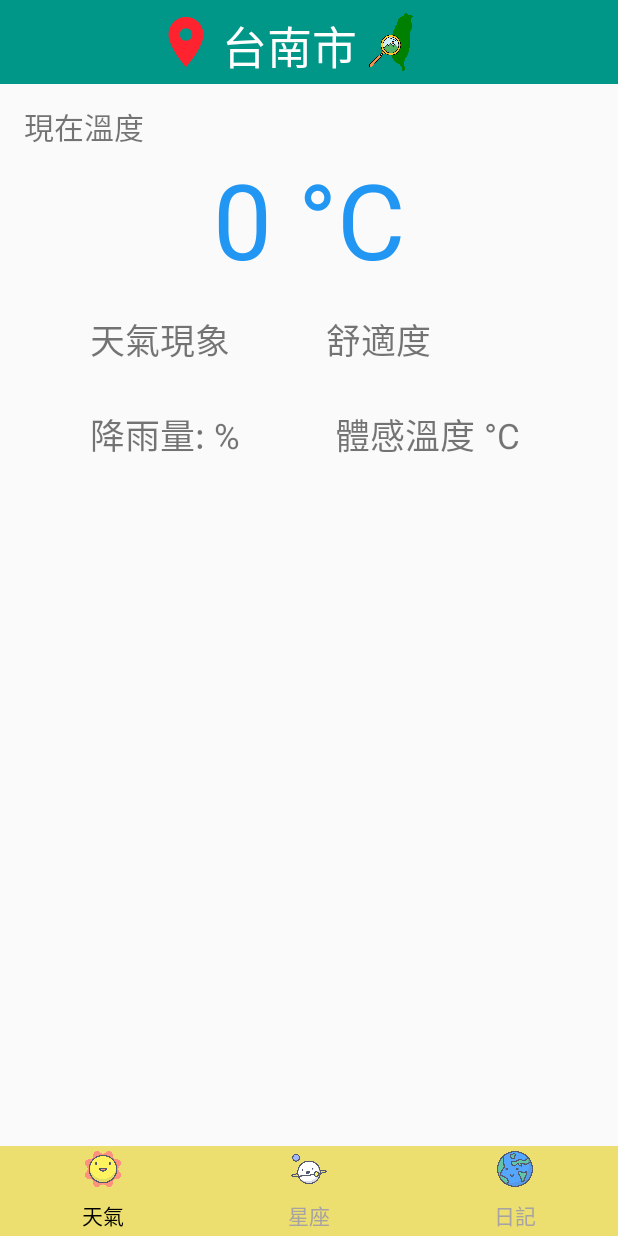
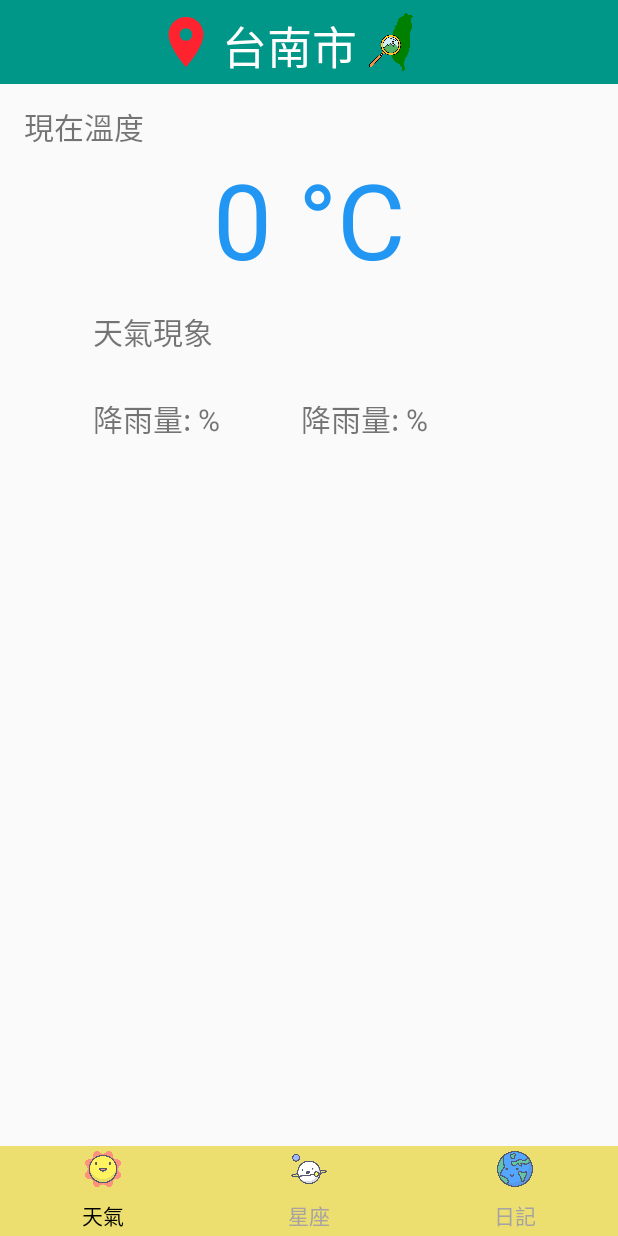
Before and after one commit to pehgy5342/Today, an Android app: the screen it shows after launch (MainActivity), on a phone screen of 412 x 824 dp. Run offline under Robolectric (Android 15) with nearby library versions, the phone set to English and light mode, and no system bars; pictures from the network do not load.

Commit message:
完成intent

```diff
--- a/app/build.gradle
+++ b/app/build.gradle
@@ -27,12 +27,12 @@ android {
 dependencies {
     implementation fileTree(include: ['*.jar'], dir: 'libs')
     implementation "org.jetbrains.kotlin:kotlin-stdlib-jdk7:$kotlin_version"
-    implementation 'androidx.appcompat:appcompat:1.1.0-alpha03'
+    implementation 'androidx.appcompat:appcompat:1.1.0-alpha04'
     implementation 'androidx.constraintlayout:constraintlayout:1.1.3'
     implementation 'androidx.legacy:legacy-support-v4:1.0.0'
     testImplementation 'junit:junit:4.12'
-    androidTestImplementation 'androidx.test:runner:1.1.2-alpha02'
-    androidTestImplementation 'androidx.test.espresso:espresso-core:3.2.0-alpha02'
+    androidTestImplementation 'androidx.test:runner:1.2.0-alpha04'
+    androidTestImplementation 'androidx.test.espresso:espresso-core:3.2.0-alpha04'
 
     //design androidx
     implementation 'com.google.android.material:material:1.1.0-alpha05'
--- a/app/src/main/java/com/example/today/MainActivity.kt
+++ b/app/src/main/java/com/example/today/activity/MainActivity.kt
@@ -1,14 +1,14 @@
-package com.example.today
+package com.example.today.activity
 
 import android.os.Bundle
 import androidx.appcompat.app.AppCompatActivity
 import com.bumptech.glide.Glide
+import com.example.today.R
 import com.example.today.adapter.MyViewPagerAdapter
 import com.example.today.fragment.FragmentConstellation
 import com.example.today.fragment.FragmentEarthquake
 import com.example.today.fragment.FragmentWeather
 import com.example.today.okhttp.Constellation
-import com.example.today.okhttp.WeatherToday
 import kotlinx.android.synthetic.main.activity_main.*
 import kotlinx.android.synthetic.main.fragment_weather.*
 
@@ -29,11 +29,10 @@ class MainActivity : AppCompatActivity() {
 
 
         getJsonWeather()
-//        getJsonConstellationName()
 
-//        constellation.connect()
         initView()
         fragmentWea.connect()
+        fragmentCon.connect()
     }
 //
 //    override fun onResume() {
@@ -72,6 +71,8 @@ class MainActivity : AppCompatActivity() {
 
 
                 when (it[0].Wx) {
+                    "晴" ->
+                        Glide.with(this).load(R.drawable.sun).into(iv_Wx)
                     "晴時多雲" ->
                         Glide.with(this).load(R.drawable.sun_cloudy).into(iv_Wx)
                     "多雲" ->
@@ -116,16 +117,7 @@ class MainActivity : AppCompatActivity() {
     }
 
 
-//    fun getJsonConstellationName() {
-//        constellation.constellationList = {
-//            runOnUiThread {
-//                //                tv_conName.text = it[0]
-//
-//            }
-//        }
-//
-//
-//    }
+
 
     fun initView() {
 
@@ -144,7 +136,11 @@ class MainActivity : AppCompatActivity() {
 
     fun setTabIcon() {
 
-        val tabIcon: IntArray = intArrayOf(R.drawable.sun, R.drawable.planets, R.drawable.earth)
+        val tabIcon: IntArray = intArrayOf(
+            R.drawable.sun,
+            R.drawable.planets,
+            R.drawable.earth
+        )
 
         tabLayout.getTabAt(0)!!.setIcon(tabIcon[0])
         tabLayout.getTabAt(1)!!.setIcon(tabIcon[1])
--- a/app/src/main/java/com/example/today/adapter/ConstellationAdapter.kt
+++ b/app/src/main/java/com/example/today/adapter/ConstellationAdapter.kt
@@ -1,15 +1,18 @@
 package com.example.today.adapter
 
+import android.content.Intent
 import android.view.LayoutInflater
 import android.view.View
 import android.view.ViewGroup
 import androidx.recyclerview.widget.RecyclerView
 import com.bumptech.glide.Glide
 import com.example.today.R
+import com.example.today.activity.ConstellationActivity
 import com.example.today.mydata.ConstellationData
 import kotlinx.android.synthetic.main.constellation_home_item.view.*
 
-class ConstellationAdapter : RecyclerView.Adapter<ConstellationAdapter.CustomHolder>() {
+class ConstellationAdapter(var list: ArrayList<ConstellationData.Data>) :
+    RecyclerView.Adapter<ConstellationAdapter.CustomHolder>() {
 
     val conList =
         arrayListOf(
@@ -36,6 +39,21 @@ class ConstellationAdapter : RecyclerView.Adapter<ConstellationAdapter.CustomHol
 
     override fun onBindViewHolder(holder: CustomHolder, position: Int) {
         holder.bind(conList[position])
+        holder.conItem.setOnClickListener {
+            val intent = Intent(it.context, ConstellationActivity::class.java)
+
+            val conName = conList[position].name
+            list.forEach {
+                if (it.name == conName) {
+                    intent.putExtra("Info", list)
+
+
+                }
+
+            }
+
+            it.context.startActivity(intent)
+        }
 
     }
 
@@ -44,6 +62,7 @@ class ConstellationAdapter : RecyclerView.Adapter<ConstellationAdapter.CustomHol
 
         val conImage = itemView.iv_constellation
         val conTitle = itemView.tv_constellation
+        val conItem = itemView.con_conItem
 
         fun bind(con: ConstellationData.Item) {
 
--- a/app/src/main/java/com/example/today/fragment/FragmentConstellation.kt
+++ b/app/src/main/java/com/example/today/fragment/FragmentConstellation.kt
@@ -2,6 +2,7 @@ package com.example.today.fragment
 
 
 import android.os.Bundle
+import android.util.Log
 import android.view.LayoutInflater
 import android.view.View
 import android.view.ViewGroup
@@ -10,17 +11,21 @@ import androidx.recyclerview.widget.GridLayoutManager
 import androidx.recyclerview.widget.RecyclerView
 import com.example.today.R
 import com.example.today.adapter.ConstellationAdapter
+import com.example.today.mydata.API
+import com.example.today.mydata.ConstellationData
+import com.google.gson.Gson
+import com.google.gson.reflect.TypeToken
+import okhttp3.*
+import org.json.JSONArray
+import java.io.IOException
 
-// TODO: Rename parameter arguments, choose names that match
-// the fragment initialization parameters, e.g. ARG_ITEM_NUMBER
-private const val ARG_PARAM1 = "param1"
-private const val ARG_PARAM2 = "param2"
 
-/**
- * A simple [Fragment] subclass.
- *
- */
 class FragmentConstellation : Fragment() {
+
+    inline fun <reified T> Gson.fromJson(json: String) = this.fromJson<T>(json, object : TypeToken<T>() {}.type)
+
+    //    var constellationList: ((ArrayList<String>) -> Unit)? = null
+    var constellationList = ArrayList<ConstellationData.Data>()
 
     override fun onCreateView(inflater: LayoutInflater, container: ViewGroup?, savedInstanceState: Bundle?): View? {
         // Inflate the layout for this fragment
@@ -31,13 +36,69 @@ class FragmentConstellation : Fragment() {
     }
 
 
-
-
     fun conView(view: View) {
         val recyclerView = view.findViewById<RecyclerView>(R.id.rv_constellation)
-        val conAdapter = ConstellationAdapter()
-        recyclerView.layoutManager = GridLayoutManager(context, 3)!!
+        val conAdapter = ConstellationAdapter(list = constellationList)
+        recyclerView.layoutManager = GridLayoutManager(context, 3) as RecyclerView.LayoutManager
         recyclerView.adapter = conAdapter
     }
 
+    fun connect() {
+        val api = API()
+        val url = api.ConstellationAPI
+
+        val client = OkHttpClient()
+
+        val request = Request.Builder()
+            .url(url)
+            .build()
+
+
+
+        client.newCall(request).enqueue(object : Callback {
+            override fun onFailure(call: Call, e: IOException) {
+
+                Log.d("msg from Constellation", "Fail from Constellation")
+
+            }
+
+            override fun onResponse(call: Call, response: Response) {
+
+
+                val responseStr = response.body()!!.string()
+                println("6666666666666666$responseStr")
+                var myResponse = JSONArray(responseStr)
+                println("mmmmmmmmmmmmmmmmmmmmmm$myResponse")
+
+                constellationList = Gson().fromJson<ArrayList<ConstellationData.Data>>(responseStr)
+                println("5555555$constellationList")
+
+//                for (i in 0 until dataList.size){
+//
+//
+//                    constellationList.add(ConstellationData.Data())
+//                }
+
+
+//                for (i in 0 until myResponse.length()) {
+//                    val name = myResponse.getJSONObject(i).getString("name")
+//                    val todayWord = myResponse.getJSONObject(i).getString("TODAY_WORD")
+//                    val luckyNumeral = myResponse.getJSONObject(i).getString("LUCKY_NUMERAL")
+//                    val luckyColor = myResponse.getJSONObject(i).getString("LUCKY_COLOR")
+//
+//                    println("nnnnnnnnnnn$name")
+//
+//                    constellationList.add(ConstellationData.Data(name, todayWord, luckyNumeral,luckyColor))
+//                }
+//                println("cccccccc$constellationList")
+
+//                constellationList!!.invoke(constellationNameList)
+            }
+
+
+        })
+
+
+    }
+
 }
--- a/app/src/main/java/com/example/today/fragment/FragmentEarthquake.kt
+++ b/app/src/main/java/com/example/today/fragment/FragmentDaily.kt
@@ -25,7 +25,7 @@ class FragmentEarthquake : Fragment() {
         savedInstanceState: Bundle?
     ): View? {
         // Inflate the layout for this fragment
-        return inflater.inflate(R.layout.fragment_earthquake, container, false)
+        return inflater.inflate(R.layout.fragment_daily, container, false)
     }
 
 
--- a/app/src/main/res/layout/activity_main.xml
+++ b/app/src/main/res/layout/activity_main.xml
@@ -5,7 +5,7 @@
         xmlns:app="http://schemas.android.com/apk/res-auto"
         android:layout_width="match_parent"
         android:layout_height="match_parent"
-        tools:context="com.example.today.MainActivity">
+        tools:context="com.example.today.activity.MainActivity">
 
 
 
--- a/app/src/main/res/layout/constellation_home_item.xml
+++ b/app/src/main/res/layout/constellation_home_item.xml
@@ -3,6 +3,7 @@
         xmlns:android="http://schemas.android.com/apk/res/android"
         xmlns:app="http://schemas.android.com/apk/res-auto"
         android:orientation="vertical"
+        android:id="@+id/con_conItem"
         android:layout_width="wrap_content"
         android:layout_height="wrap_content"
         app:cardCornerRadius="28dp">
--- a/app/src/main/res/layout/fragment_weather.xml
+++ b/app/src/main/res/layout/fragment_weather.xml
@@ -36,8 +36,8 @@
 
         <TextView
                 android:id="@+id/tv_cityName"
-                android:text="台南市"
-                android:textSize="30dp"
+                android:text="@string/cityName"
+                android:textSize="30sp"
                 android:textColor="#FFFFFF"
                 android:layout_width="wrap_content"
                 android:layout_height="wrap_content"
@@ -47,8 +47,8 @@
 
         <TextView
                 android:id="@+id/nowWeather"
-                android:text="現在溫度"
-                android:textSize="20dp"
+                android:text="@string/temp"
+                android:textSize="20sp"
                 android:layout_width="wrap_content"
                 android:layout_height="wrap_content"
                 android:layout_marginTop="13dp"
@@ -57,8 +57,8 @@
 
         <TextView
                 android:id="@+id/tv_T"
-                android:text="0 °C"
-                android:textSize="70dp"
+                android:text="@string/T"
+                android:textSize="70sp"
                 android:textColor="#2196F3"
                 android:layout_width="wrap_content"
                 android:layout_height="wrap_content"
@@ -72,21 +72,20 @@
                 android:layout_height="30dp"
                 app:layout_constraintStart_toStartOf="parent"
                 app:layout_constraintEnd_toStartOf="@+id/tv_Wx"
-                android:layout_marginEnd="6dp"
+                android:layout_marginEnd="8dp"
                 app:layout_constraintBottom_toBottomOf="@+id/tv_Wx"
-                android:layout_marginStart="16dp"/>
+                android:layout_marginStart="24dp"/>
 
 
         <TextView
                 android:id="@+id/tv_Wx"
-                android:text="天氣現象"
-                android:textSize="23dp"
+                android:text="@string/Wx"
+                android:textSize="20sp"
                 android:layout_width="wrap_content"
                 android:layout_height="wrap_content"
                 app:layout_constraintStart_toEndOf="@+id/iv_Wx"
-                android:layout_marginStart="8dp"
                 app:layout_constraintBottom_toBottomOf="@+id/iv_CI" app:layout_constraintEnd_toStartOf="@+id/iv_CI"
-                android:layout_marginEnd="10dp"/>
+                android:layout_marginEnd="8dp"/>
 
 
         <ImageView
@@ -96,35 +95,34 @@
                 app:layout_constraintStart_toStartOf="parent"
                 app:layout_constraintBottom_toBottomOf="@+id/tv_PoP6h"
                 app:layout_constraintEnd_toStartOf="@+id/tv_PoP6h"
-                android:layout_marginEnd="6dp"
-                android:layout_marginStart="16dp"/>
+                android:layout_marginEnd="8dp"
+                android:layout_marginStart="24dp"/>
         <TextView
                 android:id="@+id/tv_PoP6h"
-                android:text="降雨量: %"
-                android:textSize="23dp"
+                android:text="@string/Pop6h"
+                android:textSize="20sp"
                 android:layout_width="wrap_content"
                 android:layout_height="wrap_content"
                 android:layout_marginTop="36dp"
                 app:layout_constraintTop_toBottomOf="@+id/tv_Wx"
                 app:layout_constraintStart_toEndOf="@+id/iv_PoP6h"
-                android:layout_marginStart="8dp"
                 app:layout_constraintBottom_toBottomOf="@+id/iv_AT" app:layout_constraintVertical_bias="1.0"
-                app:layout_constraintEnd_toStartOf="@+id/iv_AT" android:layout_marginEnd="9dp"/>
+                app:layout_constraintEnd_toStartOf="@+id/iv_AT" android:layout_marginEnd="8dp"/>
 
 
         <ImageView
                 android:id="@+id/iv_CI"
-                android:layout_width="30dp"
-                android:layout_height="30dp"
+                android:layout_width="27dp"
+                android:layout_height="27dp"
                 app:layout_constraintBottom_toBottomOf="@+id/tv_CI" app:layout_constraintStart_toEndOf="@+id/tv_Wx"
-                android:layout_marginStart="16dp"
+                android:layout_marginStart="8dp"
                 app:layout_constraintEnd_toStartOf="@+id/tv_CI" android:layout_marginEnd="8dp"/>
 
 
         <TextView
                 android:id="@+id/tv_CI"
-                android:text="舒適度"
-                android:textSize="23dp"
+                android:text=""
+                android:textSize="20sp"
                 android:layout_width="wrap_content"
                 android:layout_height="wrap_content"
                 android:layout_marginTop="16dp"
@@ -137,13 +135,13 @@
                 android:layout_height="30dp"
                 app:layout_constraintBottom_toBottomOf="@+id/tv_AT" android:layout_marginTop="8dp"
                 app:layout_constraintTop_toBottomOf="@+id/iv_CI" app:layout_constraintVertical_bias="1.0"
-                app:layout_constraintStart_toEndOf="@+id/tv_PoP6h" android:layout_marginStart="16dp"
+                app:layout_constraintStart_toEndOf="@+id/tv_PoP6h" android:layout_marginStart="8dp"
                 app:layout_constraintEnd_toStartOf="@+id/tv_AT" android:layout_marginEnd="8dp"/>
 
         <TextView
                 android:id="@+id/tv_AT"
-                android:text="體感溫度 °C"
-                android:textSize="23dp"
+                android:text="@string/Pop6h"
+                android:textSize="20sp"
                 android:layout_width="wrap_content"
                 android:layout_height="wrap_content"
                 android:layout_marginTop="28dp"
--- a/app/src/main/res/values/colors.xml
+++ b/app/src/main/res/values/colors.xml
@@ -1,6 +1,6 @@
 <?xml version="1.0" encoding="utf-8"?>
 <resources>
-    <color name="colorPrimary">#008577</color>
-    <color name="colorPrimaryDark">#00574B</color>
+    <color name="colorPrimary">#147BCE</color>
+    <color name="colorPrimaryDark">#05487C</color>
     <color name="colorAccent">#4CAF50</color>
 </resources>
--- a/app/src/main/res/values/strings.xml
+++ b/app/src/main/res/values/strings.xml
@@ -26,6 +26,20 @@
         <item>連江縣</item>
     </string-array>
 
+    <string name="cityName">台南市</string>
+    <string name="temp">現在溫度</string>
+    <string name="T">0 °C</string>
+    <string name="Wx">天氣現象</string>
+    <string name="Pop6h">降雨量: %</string>
+    <string name="CI">舒適度</string>
+    <string name="AT">體感溫度 °C</string>
+
+
+    <string name="conTitle">星座</string>
+    <string name="conLucky">運勢</string>
+    <string name="conInfo">內容</string>
+
+
     <!-- TODO: Remove or change this placeholder text -->
     <string name="hello_blank_fragment">Hello blank fragment</string>
 </resources>
--- a/app/src/main/res/values/styles.xml
+++ b/app/src/main/res/values/styles.xml
@@ -8,4 +8,6 @@
         <item name="colorAccent">@color/colorAccent</item>
     </style>
 
+    <style name="AppTheme.AppBarOverlay" parent="ThemeOverlay.AppCompat.Dark.ActionBar"/>
+
 </resources>
```
Also changed, not shown: app/src/main/AndroidManifest.xml (+6 -3 lines), app/src/main/java/com/example/today/activity/ConstellationActivity.kt (added, +13 -0 lines), app/src/main/java/com/example/today/fragment/FragmentWeather.kt (+35 -49 lines), app/src/main/java/com/example/today/mydata/ConstellationData.kt (+15 -15 lines), app/src/main/res/layout/activity_constellation.xml (added, +60 -0 lines), app/src/main/res/layout/constellation_item.xml (+33 -2 lines), app/src/main/res/drawable/starts.jpg (added), app/src/main/res/layout/fragment_daily.xml (renamed from app/src/main/res/layout/fragment_earthquake.xml).
